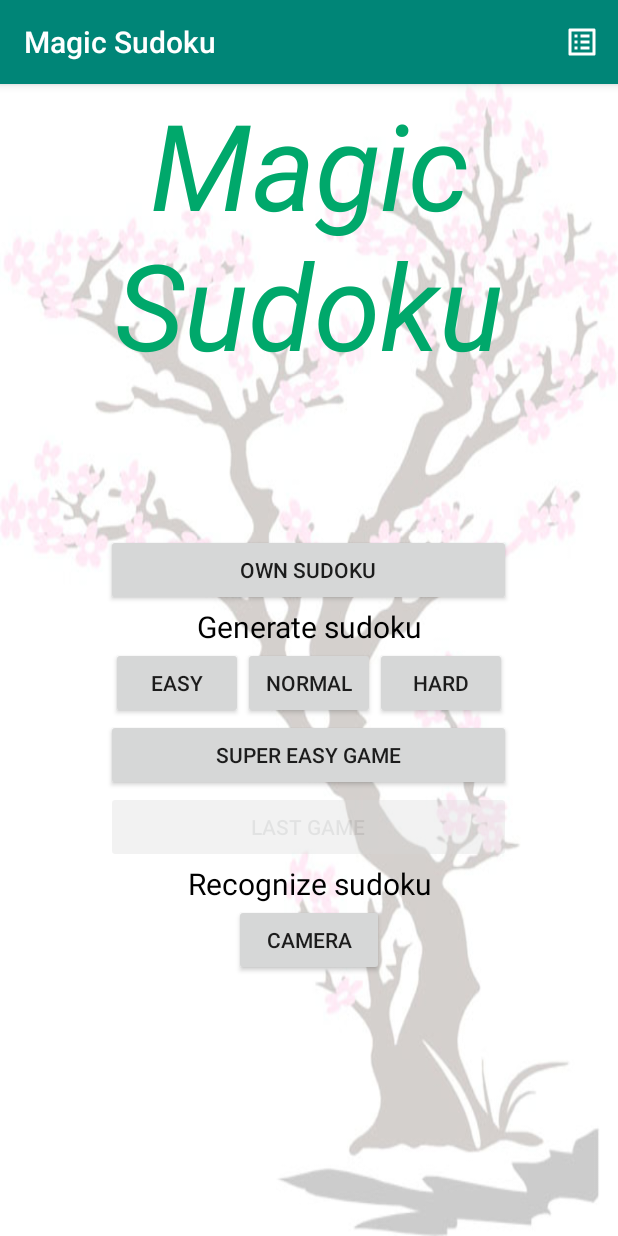
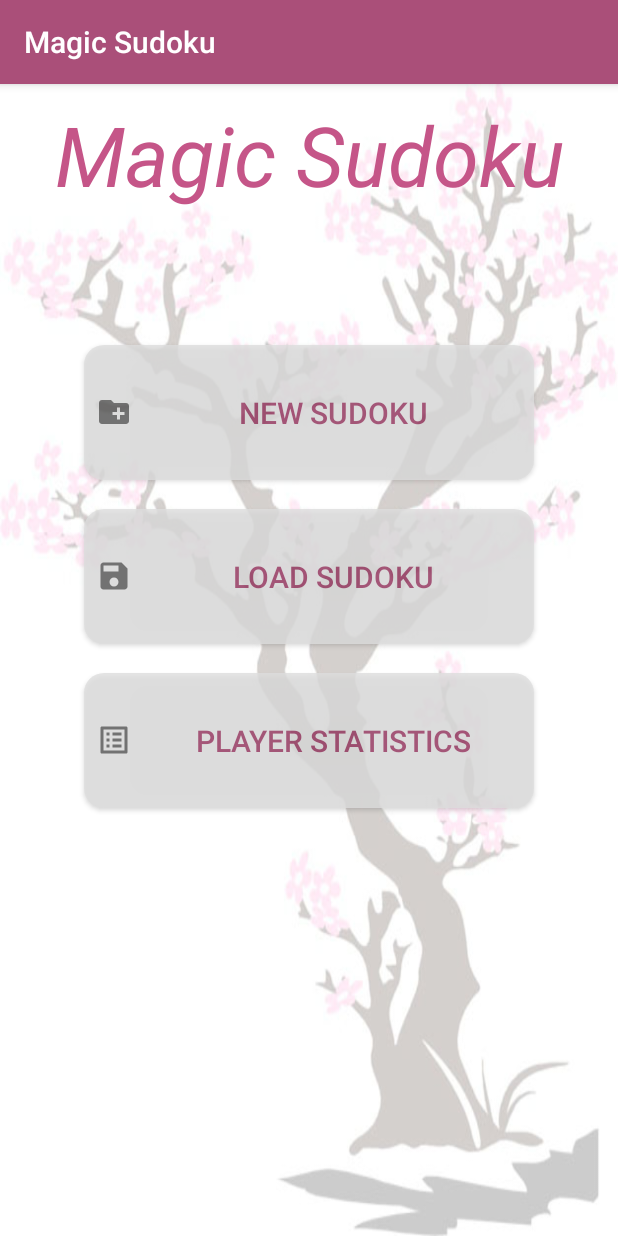
Before and after one commit to le000nid/sudoku, an Android app: the screen it shows after launch (StartActivity), on a phone screen of 412 x 824 dp. Run offline under Robolectric (Android 15) with nearby library versions, the phone set to English and light mode, and no system bars.

Commit message:
new design

```diff
--- a/sudoku/app/build.gradle
+++ b/sudoku/app/build.gradle
@@ -10,7 +10,7 @@ android {
         applicationId "com.le000nid.sudoku"
         minSdkVersion 16
         targetSdkVersion 29
-        versionCode 1
+        versionCode 5
         versionName "1.0"
         vectorDrawables.useSupportLibrary = true
         testInstrumentationRunner "androidx.test.runner.AndroidJUnitRunner"
--- a/sudoku/app/src/main/AndroidManifest.xml
+++ b/sudoku/app/src/main/AndroidManifest.xml
@@ -4,13 +4,8 @@
 
     <uses-permission android:name="android.permission.CAMERA"/>
 
-    <uses-permission android:name="android.permission.WRITE_EXTERNAL_STORAGE" />
-    <uses-permission android:name="android.permission.READ_EXTERNAL_STORAGE" />
-
     <uses-feature android:name="android.hardware.camera"/>
     <uses-feature android:name="android.hardware.camera.autofocus"/>
-    <uses-feature android:name="android.hardware.camera.front"/>
-    <uses-feature android:name="android.hardware.camera.front.autofocus"/>
 
     <application
         android:allowBackup="true"
--- a/sudoku/app/src/main/java/com/example/sudoku/view/StartActivity.kt
+++ b/sudoku/app/src/main/java/com/example/sudoku/view/StartActivity.kt
@@ -1,7 +1,8 @@
 package com.example.sudoku.view
 
 import android.Manifest
-import android.content.Context
+import android.app.Dialog
+import android.content.DialogInterface
 import android.content.Intent
 import android.content.SharedPreferences
 import android.content.pm.PackageManager
@@ -15,65 +16,121 @@ import androidx.core.app.ActivityCompat
 import androidx.core.content.ContextCompat
 import com.example.sudoku.OpenCVsudoku.RecognActivity
 import com.example.sudoku.R
-import kotlinx.android.synthetic.main.activity_main.*
 import kotlinx.android.synthetic.main.activity_start.*
-import java.util.*
 
 
 class StartActivity : AppCompatActivity() {
     private val PERMISSION_CODE = 100
     var cellSt: String = ""
+    val cret = arrayOf("✎ Create puzzle","\uD83C\uDFB2 Generate", "\uD83D\uDCF7 Recognize")
+    val gen = arrayOf("Super easy","Easy", "Normal", "Hard")
+    val load = arrayOf("✎ Last created sudoku", "\uD83C\uDFB2 Last generated sudoku")
     override fun onCreate(savedInstanceState: Bundle?) {
         super.onCreate(savedInstanceState)
         setContentView(R.layout.activity_start)
+        buttonOwn.alpha= 0.8F
+        loadGame.alpha=0.8F
+        ButtonStat.alpha=0.8F
 
+        buttonOwn.setOnClickListener{
+            val buildercr = AlertDialog.Builder(this)
+            buildercr.setTitle("New sudoku")
+                .setItems(cret) { dialogInterface: DialogInterface, i: Int ->
+                    if(i == 0){
+                        ownsud()
+                    } else if (i == 1) {
+                        val buildergen = AlertDialog.Builder(this)
+                        buildergen.setTitle("Generate")
+                            .setItems(gen) { dialogInterface: DialogInterface, i: Int ->
+                                if(i == 0){
+                                    seasysud()
+                                } else if(i == 1) {
+                                    easysud()
+                                } else if(i == 2){
+                                    midsud()
+                                } else {
+                                    hardsud()
+                                }
+                            }
+                        buildergen.create().show()
+                    } else {
+                        recogsud()
+                    }
+                }
+            buildercr.create().show()
+        }
+
+        loadGame.setOnClickListener {
+            val builderl = AlertDialog.Builder(this)
+            builderl.setTitle("Load sudoku")
+                .setItems(load) { dialogInterface: DialogInterface, i: Int ->
+                    if(i == 0){
+                        ownsud()
+                    } else if(i == 1){
                         var sPref: SharedPreferences = getSharedPreferences("genPrefs", MODE_PRIVATE)
                         cellSt = sPref.getString("genCells", "").toString()
                         if (cellSt == ""){
-            lastGame.alpha = 0.3F
-            lastGame.isEnabled = false
+                            Toast.makeText(this, "There are no saved generated sudoku", Toast.LENGTH_SHORT).show()
+                        } else {
+                            lastsud()
+                        }
+                    }
+                }
+            builderl.create().show()
         }
 
-        buttonOwn.setOnClickListener{
-            ownsud()
+        ButtonStat.setOnClickListener{
+            val alert = AlertDialog.Builder(this)
+            alert.setTitle("Statistics")
+            val sPref: SharedPreferences = getSharedPreferences("genPrefs", MODE_PRIVATE)
+            val rec1 = sPref.getInt("rectime1", 0)
+            val rec2 = sPref.getInt("rectime2", 0)
+            val rec3 = sPref.getInt("rectime3", 0)
+            val rec5 = sPref.getInt("rectime5", 0)
+            val wins1 = sPref.getInt("wins1", 0)
+            val wins2 = sPref.getInt("wins2", 0)
+            val wins3 = sPref.getInt("wins3", 0)
+            val wins5 = sPref.getInt("wins5", 0)
+            var rec1msg = "--.--"
+            if (rec1 != 0) {
+                val min = rec1 / 60
+                val sec = rec1 % 60
+                rec1msg = "$min min $sec sec"
             }
-        buttonGen1.setOnClickListener{
-            easysud()
+            var rec2msg = "--.--"
+            if (rec2 != 0) {
+                val min = rec2 / 60
+                val sec = rec2 % 60
+                rec2msg = "$min min $sec sec"
             }
-        buttonGen2.setOnClickListener{
-            midsud()
+            var rec3msg = "--.--"
+            if (rec3 != 0) {
+                val min = rec3 / 60
+                val sec = rec3 % 60
+                rec3msg = "$min min $sec sec"
             }
-        buttonGen3.setOnClickListener{
-            hardsud()
+            var rec5msg = "--.--"
+            if (rec5 != 0) {
+                val min = rec5 / 60
+                val sec = rec5 % 60
+                rec5msg = "$min min $sec sec"
             }
-        lastGame.setOnClickListener{
-            lastsud()
+            alert.setMessage("Easy: \nRecord time: $rec1msg\nWins: $wins1\n\nMedium: \nRecord time: $rec2msg\nWins: $wins2\n\nHard: \nRecord time: $rec3msg\nWins: $wins3\n\nSuper easy: \nRecord time: $rec5msg\nWins: $wins5")
+            alert.setPositiveButton("Ok") { dialog, id -> }
+            alert.create().show()
         }
-        ButtonScan.setOnClickListener{
-            recogsud()
-        }
-        EasyGame.setOnClickListener {
-            seasysud()
-        }
-        checkPerm(Manifest.permission.WRITE_EXTERNAL_STORAGE, Manifest.permission.CAMERA, PERMISSION_CODE)
-    }
-
-    override fun onRestart() {
-        super.onRestart()
-        var resSt: String = ""
-        var resPref: SharedPreferences = getSharedPreferences("genPrefs", MODE_PRIVATE)
-        resSt = resPref.getString("genCells", "").toString()
-        if (resSt == ""){
-            lastGame.alpha = 0.3F
-            lastGame.isEnabled = false
-        } else {
-            lastGame.alpha = 1F
-            lastGame.isEnabled = true
-        }
+        checkPerm(
+            Manifest.permission.WRITE_EXTERNAL_STORAGE,
+            Manifest.permission.CAMERA,
+            PERMISSION_CODE
+        )
     }
 
     private fun checkPerm(permission: String, permission2: String, requestCode: Int) {
-        if (ContextCompat.checkSelfPermission(this, permission) == PackageManager.PERMISSION_DENIED && ContextCompat.checkSelfPermission(this, permission2) == PackageManager.PERMISSION_DENIED) {
+        if (ContextCompat.checkSelfPermission(this, permission) == PackageManager.PERMISSION_DENIED && ContextCompat.checkSelfPermission(
+                this,
+                permission2
+            ) == PackageManager.PERMISSION_DENIED) {
             ActivityCompat.requestPermissions(this, arrayOf(permission, permission2), requestCode)
         } else if (ContextCompat.checkSelfPermission(this, permission) == PackageManager.PERMISSION_DENIED) {
             ActivityCompat.requestPermissions(this, arrayOf(permission), requestCode)
@@ -115,55 +172,4 @@ class StartActivity : AppCompatActivity() {
         val intent = Intent(this, RecognActivity::class.java)
         startActivity(intent)
     }
-
-    override fun onCreateOptionsMenu(menu: Menu?): Boolean {
-        menuInflater.inflate(R.menu.start_menu, menu)
-        return true
 }
-
-    override fun onOptionsItemSelected(item: MenuItem): Boolean {
-        when(item.itemId){
-            R.id.stats -> {
-                val alert = AlertDialog.Builder(this)
-                alert.setTitle("Statistics")
-                val sPref: SharedPreferences = getSharedPreferences("genPrefs", MODE_PRIVATE)
-                val rec1 = sPref.getInt("rectime1", 0)
-                val rec2 = sPref.getInt("rectime2", 0)
-                val rec3 = sPref.getInt("rectime3", 0)
-                val rec5 = sPref.getInt("rectime5", 0)
-                val wins1 = sPref.getInt("wins1", 0)
-                val wins2 = sPref.getInt("wins2", 0)
-                val wins3 = sPref.getInt("wins3", 0)
-                val wins5 = sPref.getInt("wins5", 0)
-                var rec1msg = "--.--"
-                if (rec1 != 0){
-                    val min = rec1/60
-                    val sec = rec1%60
-                    rec1msg = "$min min $sec sec"
-                }
-                var rec2msg = "--.--"
-                if (rec2 != 0) {
-                    val min = rec2/60
-                    val sec = rec2%60
-                    rec2msg = "$min min $sec sec"
-                }
-                var rec3msg = "--.--"
-                if (rec3 != 0) {
-                    val min = rec3/60
-                    val sec = rec3%60
-                    rec3msg = "$min min $sec sec"
-                }
-                var rec5msg = "--.--"
-                if (rec5 != 0) {
-                    val min = rec5/60
-                    val sec = rec5%60
-                    rec5msg = "$min min $sec sec"
-                }
-                alert.setMessage("Easy: \nRecord time: $rec1msg\nWins: $wins1\n\nMedium: \nRecord time: $rec2msg\nWins: $wins2\n\nHard: \nRecord time: $rec3msg\nWins: $wins3\n\nSuper easy: \nRecord time: $rec5msg\nWins: $wins5")
-                alert.setPositiveButton("Ok") { dialog, id -> }
-                alert.create().show()
-            }
-        }
-        return super.onOptionsItemSelected(item)
-    }
-}
--- /dev/null
+++ b/sudoku/app/src/main/res/drawable/ic_baseline_create_24.xml
@@ -0,0 +1,10 @@
+<vector xmlns:android="http://schemas.android.com/apk/res/android"
+    android:width="24dp"
+    android:height="24dp"
+    android:viewportWidth="24"
+    android:viewportHeight="24"
+    android:tint="?attr/colorControlNormal">
+  <path
+      android:fillColor="@android:color/white"
+      android:pathData="M3,17.25V21h3.75L17.81,9.94l-3.75,-3.75L3,17.25zM20.71,7.04c0.39,-0.39 0.39,-1.02 0,-1.41l-2.34,-2.34c-0.39,-0.39 -1.02,-0.39 -1.41,0l-1.83,1.83 3.75,3.75 1.83,-1.83z"/>
+</vector>
--- /dev/null
+++ b/sudoku/app/src/main/res/drawable/ic_baseline_create_new_folder_24.xml
@@ -0,0 +1,10 @@
+<vector xmlns:android="http://schemas.android.com/apk/res/android"
+    android:width="24dp"
+    android:height="24dp"
+    android:viewportWidth="24"
+    android:viewportHeight="24"
+    android:tint="?attr/colorControlNormal">
+  <path
+      android:fillColor="@android:color/white"
+      android:pathData="M20,6h-8l-2,-2L4,4c-1.11,0 -1.99,0.89 -1.99,2L2,18c0,1.11 0.89,2 2,2h16c1.11,0 2,-0.89 2,-2L22,8c0,-1.11 -0.89,-2 -2,-2zM19,14h-3v3h-2v-3h-3v-2h3L14,9h2v3h3v2z"/>
+</vector>
--- /dev/null
+++ b/sudoku/app/src/main/res/drawable/ic_baseline_save_24_black.xml
@@ -0,0 +1,10 @@
+<vector xmlns:android="http://schemas.android.com/apk/res/android"
+    android:width="24dp"
+    android:height="24dp"
+    android:viewportWidth="24"
+    android:viewportHeight="24"
+    android:tint="?attr/colorControlNormal">
+  <path
+      android:fillColor="@android:color/white"
+      android:pathData="M17,3L5,3c-1.11,0 -2,0.9 -2,2v14c0,1.1 0.89,2 2,2h14c1.1,0 2,-0.9 2,-2L21,7l-4,-4zM12,19c-1.66,0 -3,-1.34 -3,-3s1.34,-3 3,-3 3,1.34 3,3 -1.34,3 -3,3zM15,9L5,9L5,5h10v4z"/>
+</vector>
--- /dev/null
+++ b/sudoku/app/src/main/res/drawable/startbutshape.xml
@@ -0,0 +1,11 @@
+<?xml version="1.0" encoding="utf-8"?>
+<layer-list xmlns:tools="http://schemas.android.com/tools"
+    xmlns:android="http://schemas.android.com/apk/res/android">
+
+    <item tools:ignore="ExtraText">
+        <shape android:shape="rectangle">
+            <corners android:radius="13dp"/>
+            <solid android:color="#DEDEDE"/>
+        </shape>
+    </item>
+</layer-list>
--- a/sudoku/app/src/main/res/drawable/stats.xml
+++ b/sudoku/app/src/main/res/drawable/stats.xml
@@ -1,5 +1,10 @@
-<vector android:height="24dp" android:tint="#FFFFFF"
-    android:viewportHeight="24" android:viewportWidth="24"
-    android:width="24dp" xmlns:android="http://schemas.android.com/apk/res/android">
-    <path android:fillColor="@android:color/white" android:pathData="M19,5v14L5,19L5,5h14m1.1,-2L3.9,3c-0.5,0 -0.9,0.4 -0.9,0.9v16.2c0,0.4 0.4,0.9 0.9,0.9h16.2c0.4,0 0.9,-0.5 0.9,-0.9L21,3.9c0,-0.5 -0.5,-0.9 -0.9,-0.9zM11,7h6v2h-6L11,7zM11,11h6v2h-6v-2zM11,15h6v2h-6zM7,7h2v2L7,9zM7,11h2v2L7,13zM7,15h2v2L7,17z"/>
+<vector xmlns:android="http://schemas.android.com/apk/res/android"
+    android:width="24dp"
+    android:height="24dp"
+    android:viewportWidth="24"
+    android:viewportHeight="24"
+    android:tint="?attr/colorControlNormal">
+    <path
+        android:fillColor="@android:color/white"
+        android:pathData="M19,5v14L5,19L5,5h14m1.1,-2L3.9,3c-0.5,0 -0.9,0.4 -0.9,0.9v16.2c0,0.4 0.4,0.9 0.9,0.9h16.2c0.4,0 0.9,-0.5 0.9,-0.9L21,3.9c0,-0.5 -0.5,-0.9 -0.9,-0.9zM11,7h6v2h-6L11,7zM11,11h6v2h-6v-2zM11,15h6v2h-6zM7,7h2v2L7,9zM7,11h2v2L7,13zM7,15h2v2L7,17z"/>
 </vector>
--- a/sudoku/app/src/main/res/layout/activity_start.xml
+++ b/sudoku/app/src/main/res/layout/activity_start.xml
@@ -14,74 +14,50 @@
         android:layout_height="wrap_content"
         android:gravity="center"
         android:textStyle="italic"
-        android:textColor="#00a86b"
-        android:textSize="80dp"
+        android:layout_marginTop="10dp"
+        android:textColor="#C55588"
+        android:textSize="55dp"
         android:text="Magic Sudoku" />
+
     <Button
         android:id="@+id/buttonOwn"
-        android:layout_width="270dp"
-        android:layout_height="wrap_content"
-        android:layout_marginTop="100dp"
+        android:layout_width="300dp"
+        android:layout_height="90dp"
         android:layout_gravity="center"
-        android:text="Own sudoku" />
-    <TextView
-        android:id="@+id/generate"
-        android:layout_width="match_parent"
-        android:layout_height="wrap_content"
-        android:gravity="center"
-        android:textColor="#000000"
+        android:layout_marginTop="90dp"
+        android:layout_marginBottom="19dp"
+        android:paddingLeft="8dp"
+        android:textColor="@color/colorPrimaryDark"
         android:textSize="20dp"
-        android:text="Generate sudoku" />
-    <GridLayout
-        android:id="@+id/buttonsLayout"
-        android:layout_width="wrap_content"
-        android:layout_height="wrap_content"
-        android:rowCount="1"
-        android:columnCount="3"
+        android:background="@drawable/startbutshape"
+        android:drawableLeft="@drawable/ic_baseline_create_new_folder_24"
+        android:text="new sudoku"
+        android:drawableStart="@drawable/ic_baseline_create_new_folder_24" />
+
+    <Button
+        android:id="@+id/loadGame"
+        android:layout_width="300dp"
+        android:layout_height="90dp"
+        android:layout_gravity="center_horizontal"
+        android:textColor="@color/colorPrimaryDark"
+        android:textSize="20dp"
+        android:paddingLeft="8dp"
+        android:drawableLeft="@drawable/ic_baseline_save_24_black"
+        android:layout_marginBottom="19dp"
+        android:background="@drawable/startbutshape"
+        android:text="Load sudoku"
+        android:drawableStart="@drawable/ic_baseline_save_24_black" />
+    <Button
+        android:id="@+id/ButtonStat"
+        android:layout_width="300dp"
+        android:layout_height="90dp"
         android:layout_gravity="center"
-        android:layout_centerHorizontal="true">
-        <Button
-            android:id="@+id/buttonGen1"
-            android:layout_width="match_parent"
-            android:layout_height="wrap_content"
-            android:text="Easy" />
-        <Button
-            android:id="@+id/buttonGen2"
-            android:layout_width="match_parent"
-            android:layout_height="wrap_content"
-            android:text="Normal" />
-        <Button
-            android:id="@+id/buttonGen3"
-            android:layout_width="match_parent"
-            android:layout_height="wrap_content"
-            android:text="Hard" />
-    </GridLayout>
-    <Button
-        android:id="@+id/EasyGame"
-        android:layout_width="270dp"
-        android:layout_gravity="center"
-        android:layout_height="wrap_content"
-        android:text="Super easy game" />
-    <Button
-        android:id="@+id/lastGame"
-        android:layout_width="270dp"
-        android:layout_gravity="center"
-        android:layout_height="wrap_content"
-        android:text="Last game" />
-    <TextView
-        android:id="@+id/scantext"
-        android:layout_width="match_parent"
-        android:layout_height="wrap_content"
-        android:gravity="center"
-        android:textColor="#000000"
+        android:paddingLeft="8dp"
+        android:textColor="@color/colorPrimaryDark"
         android:textSize="20dp"
-        android:text="Recognize sudoku" />
-    <Button
-        android:id="@+id/ButtonScan"
-        android:layout_width="100dp"
-        android:layout_height="wrap_content"
-        android:layout_gravity="center"
-        android:text="camera"
-        />
+        android:background="@drawable/startbutshape"
+        android:drawableLeft="@drawable/stats"
+        android:text="player statistics"
+        android:drawableStart="@drawable/stats" />
 
 </LinearLayout>
--- a/sudoku/app/src/main/res/menu/start_menu.xml
+++ /dev/null
@@ -1,8 +0,0 @@
-<?xml version="1.0" encoding="utf-8"?>
-<menu xmlns:android="http://schemas.android.com/apk/res/android"
-    xmlns:app="http://schemas.android.com/apk/res-auto">
-    <item android:id="@+id/stats"
-        android:icon="@drawable/stats"
-        android:title="Statistics"
-        app:showAsAction="always" />
-</menu>
--- a/sudoku/app/src/main/res/values/colors.xml
+++ b/sudoku/app/src/main/res/values/colors.xml
@@ -1,6 +1,6 @@
 <?xml version="1.0" encoding="utf-8"?>
 <resources>
-    <color name="colorPrimary">#008577</color>
-    <color name="colorPrimaryDark">#00574B</color>
-    <color name="colorAccent">#D81B60</color>
+    <color name="colorPrimary">#AA4F79</color>
+    <color name="colorPrimaryDark">#983761</color>
+    <color name="colorAccent">#D31B5B</color>
 </resources>
```
Lines whose indentation alone changed are shown as unchanged.
